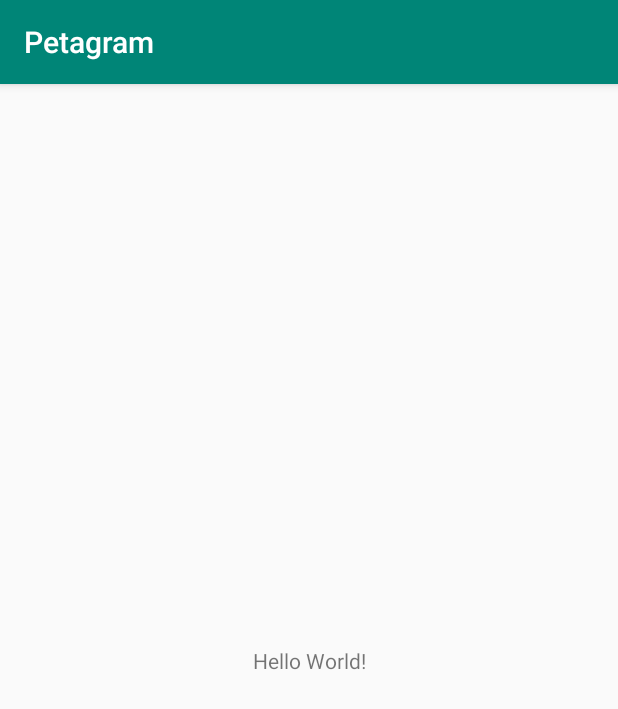
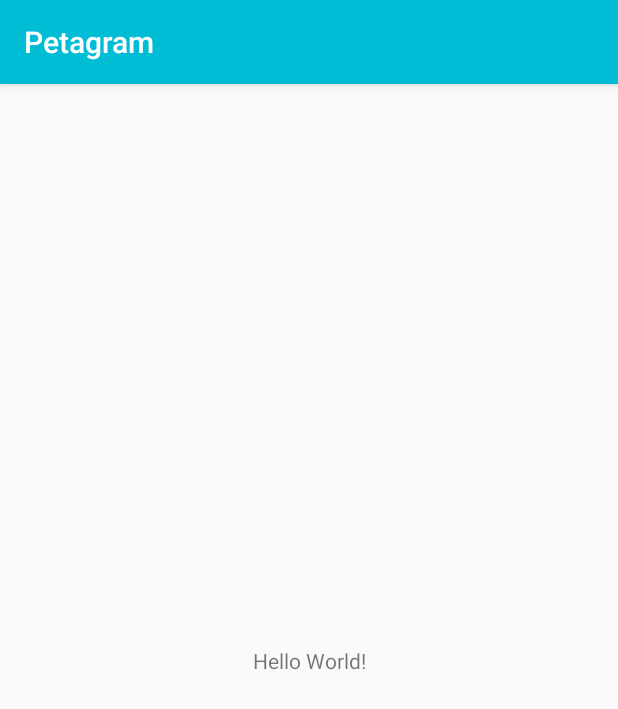
Before and after one commit to JNicoVM/Petagram, an Android app: the screen it shows after launch (MainActivity), on a phone screen of 412 x 824 dp. Shown: the top 709 px of the screen. Run offline under Robolectric (Android 15) with nearby library versions, the phone set to English and light mode, and no system bars.

Commit message:
cambio de colores app

```diff
--- a/app/src/main/res/values/colors.xml
+++ b/app/src/main/res/values/colors.xml
@@ -1,6 +1,7 @@
 <?xml version="1.0" encoding="utf-8"?>
 <resources>
-    <color name="colorPrimary">#008577</color>
-    <color name="colorPrimaryDark">#00574B</color>
-    <color name="colorAccent">#D81B60</color>
+        <color name="colorPrimary">#00BCD4</color>
+        <color name="colorPrimaryDark">#0097A7</color>
+        <color name="colorAccent">#FF5252</color>
+        <color name="TextoTitulo">#FFFFFF</color>
 </resources>
```
